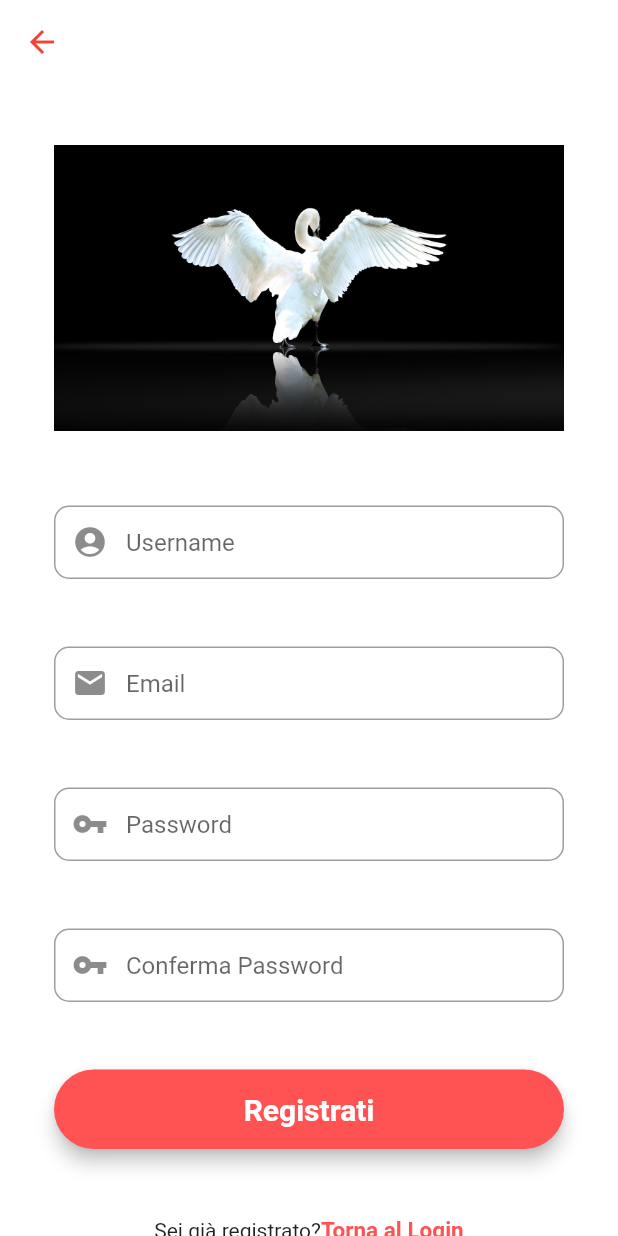
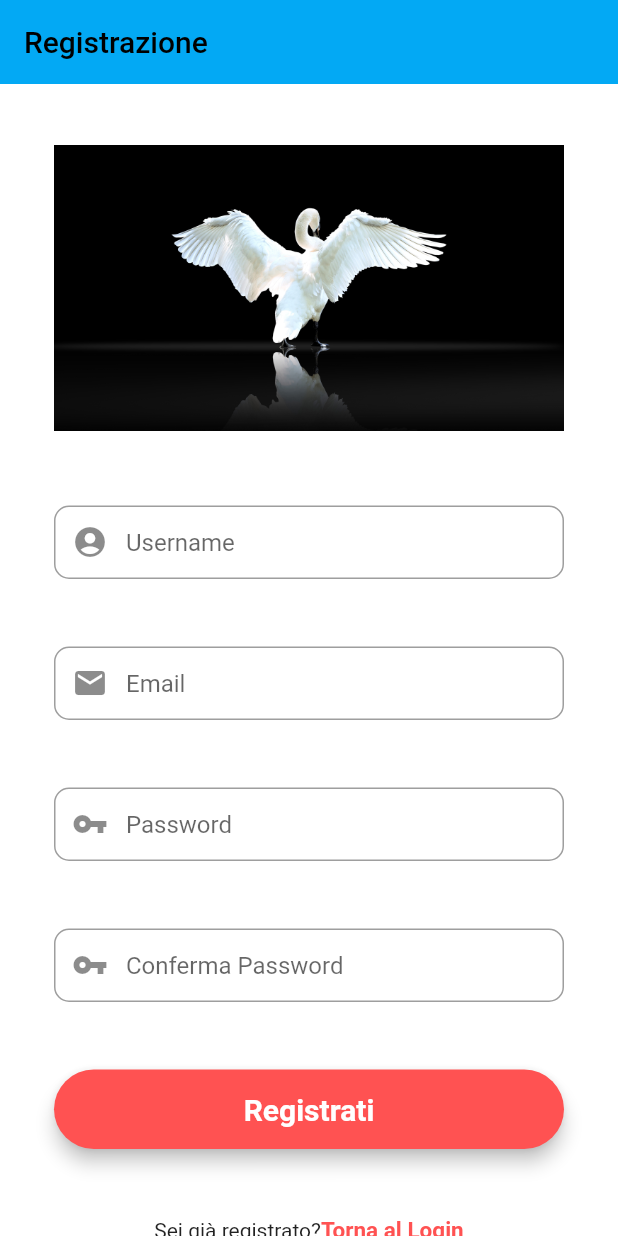
Before and after one commit to lorenzoromandini/massigym_flutter, a Flutter app: the screen it shows after launch, after a tap on "Registrati", on a phone screen of 412 x 824 dp. Run offline on Flutter 3.47's test engine with Material 2 defaults, Android fonts, the phone set to English and light mode, and no system bars; our stand-ins replace cloud_firestore, firebase_auth, firebase_core, fluttertoast; accounts and stored records are empty.

Commit message:
SplashScreen, Login and Registration AppBar

```diff
--- a/lib/main.dart
+++ b/lib/main.dart
@@ -1,8 +1,10 @@
+import 'dart:async';
+
 import 'package:firebase_core/firebase_core.dart';
 import 'package:flutter/material.dart';
 import 'package:massigym_flutter/ui/auth/login_screen.dart';
 
-Future <void> main() async {
+Future<void> main() async {
   WidgetsFlutterBinding.ensureInitialized();
   await Firebase.initializeApp(
     options: const FirebaseOptions(
@@ -19,24 +21,47 @@ Future <void> main() async {
 class MyApp extends StatelessWidget {
   const MyApp({Key? key}) : super(key: key);
 
-  // This widget is the root of your application.
   @override
   Widget build(BuildContext context) {
     return MaterialApp(
       title: 'massigym',
       theme: ThemeData(
-        // This is the theme of your application.
-        //
-        // Try running your application with "flutter run". You'll see the
-        // application has a blue toolbar. Then, without quitting the app, try
-        // changing the primarySwatch below to Colors.green and then invoke
-        // "hot reload" (press "r" in the console where you ran "flutter run",
-        // or simply save your changes to "hot reload" in a Flutter IDE).
-        // Notice that the counter didn't reset back to zero; the application
-        // is not restarted.
         primarySwatch: Colors.lightBlue,
       ),
-      home: const LoginScreen(),
+      home: StartScreen(),
     );
   }
 }
+
+class StartScreen extends StatefulWidget {
+  StartScreen({Key? key}) : super(key: key);
+
+  @override
+  _StartScreenState createState() => _StartScreenState();
+}
+
+class _StartScreenState extends State<StartScreen> {
+  @override
+  void initState() {
+    super.initState();
+    Timer(const Duration(milliseconds: 1400), () {
+      Navigator.of(context).pushReplacement(
+          MaterialPageRoute(builder: (context) => const LoginScreen()));
+    });
+  }
+
+  @override
+  Widget build(BuildContext context) {
+    return Scaffold(
+      backgroundColor: Colors.black,
+      body: Center(
+        child: Column(
+          mainAxisAlignment: MainAxisAlignment.center,
+          children: [
+            Image.asset('assets/logo.png'),
+          ],
+        ),
+      ),
+    );
+  }
+}
--- a/lib/ui/auth/login_screen.dart
+++ b/lib/ui/auth/login_screen.dart
@@ -101,6 +101,10 @@ class _LoginScreenState extends State<LoginScreen> {
 
     return Scaffold(
       backgroundColor: Colors.white,
+      appBar: AppBar(
+        title: Text("Login"),
+        elevation: 0,
+      ),
       body: Center(
         child: SingleChildScrollView(
           child: Container(
@@ -132,7 +136,7 @@ class _LoginScreenState extends State<LoginScreen> {
                           const Text("Non sei ancora registrato?"),
                           GestureDetector(
                             onTap: () {
-                              Navigator.push(
+                              Navigator.pushReplacement(
                                   context,
                                   MaterialPageRoute(
                                       builder: (context) =>
--- a/lib/ui/auth/registration_screen.dart
+++ b/lib/ui/auth/registration_screen.dart
@@ -155,15 +155,8 @@ class _RegistrationScreenState extends State<RegistrationScreen> {
     return Scaffold(
       backgroundColor: Colors.white,
       appBar: AppBar(
-        backgroundColor: Colors.transparent,
+        title: Text("Registrazione"),
         elevation: 0,
-        leading: IconButton(
-          icon: const Icon(Icons.arrow_back, color: Colors.red),
-          onPressed: () {
-            // passing this to our root
-            Navigator.of(context).pop();
-          },
-        ),
       ),
       body: Center(
         child: SingleChildScrollView(
@@ -200,7 +193,7 @@ class _RegistrationScreenState extends State<RegistrationScreen> {
                           const Text("Sei già registrato?"),
                           GestureDetector(
                             onTap: () {
-                              Navigator.push(
+                              Navigator.pushReplacement(
                                   context,
                                   MaterialPageRoute(
                                       builder: (context) =>
--- a/lib/ui/personal/profilo.dart
+++ b/lib/ui/personal/profilo.dart
@@ -85,7 +85,7 @@ class _ProfiloState extends State<Profilo> {
 
   Future<void> logout(BuildContext context) async {
     await FirebaseAuth.instance.signOut();
-    Navigator.of(context).pushReplacement(
-        MaterialPageRoute(builder: (context) => LoginScreen()));
+    Navigator.pushAndRemoveUntil(context,
+        MaterialPageRoute(builder: (context) => const LoginScreen()), (route) => false);
   }
 }
```
